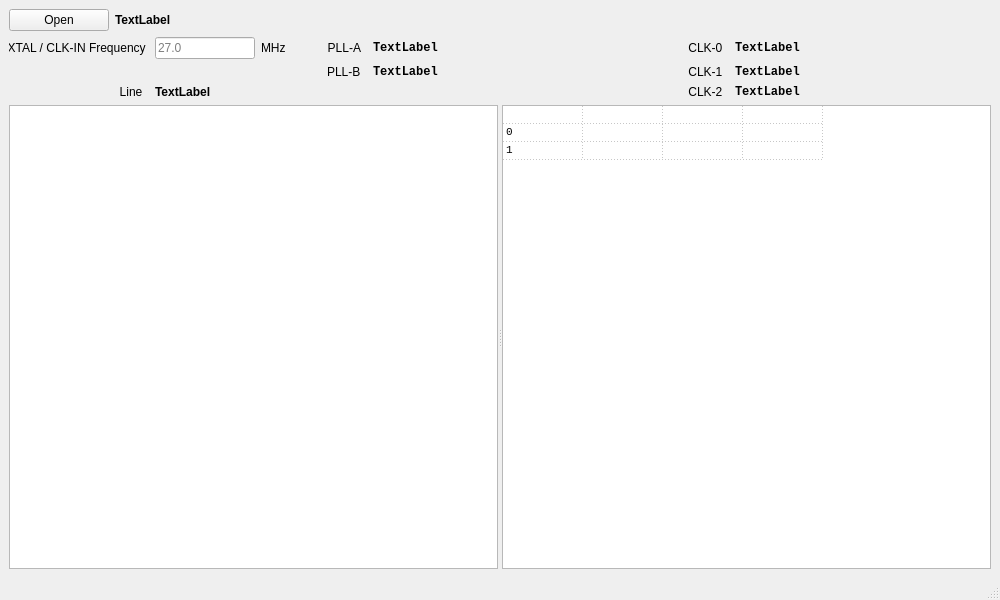
This is Qt/mainwindow.ui in OneOfEleven/Si5351-I2C-data-decoder as Qt 5 draws it before an edit. The edited form follows.
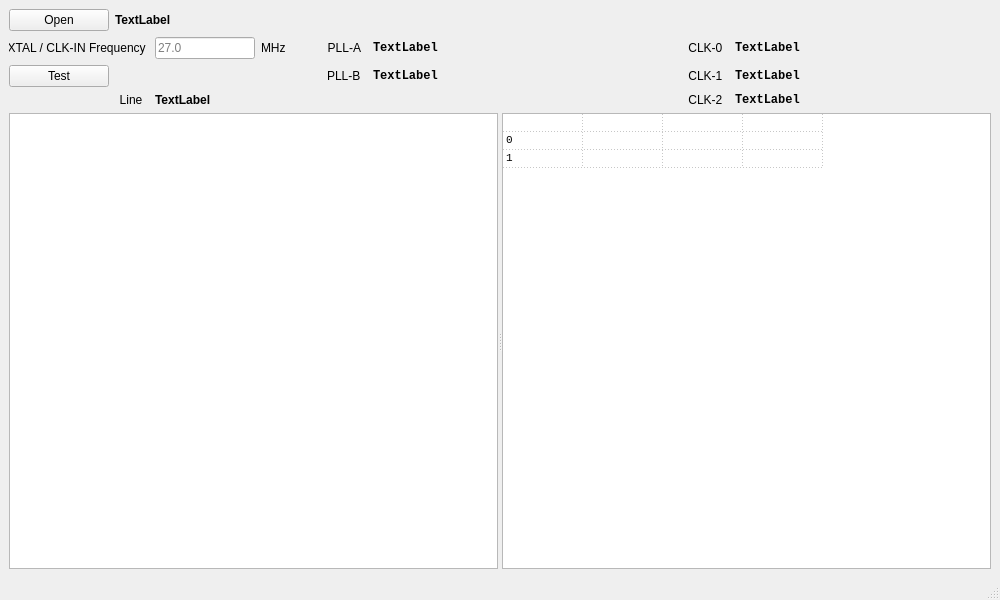
This is the edited form.

Patch:
```diff
--- a/Qt/mainwindow.ui
+++ b/Qt/mainwindow.ui
@@ -327,6 +327,25 @@
         </property>
        </widget>
       </item>
+      <item row="1" column="0">
+       <widget class="QPushButton" name="testPushButton">
+        <property name="minimumSize">
+         <size>
+          <width>100</width>
+          <height>0</height>
+         </size>
+        </property>
+        <property name="maximumSize">
+         <size>
+          <width>100</width>
+          <height>16777215</height>
+         </size>
+        </property>
+        <property name="text">
+         <string>Test</string>
+        </property>
+       </widget>
+      </item>
      </layout>
     </item>
     <item>
```
